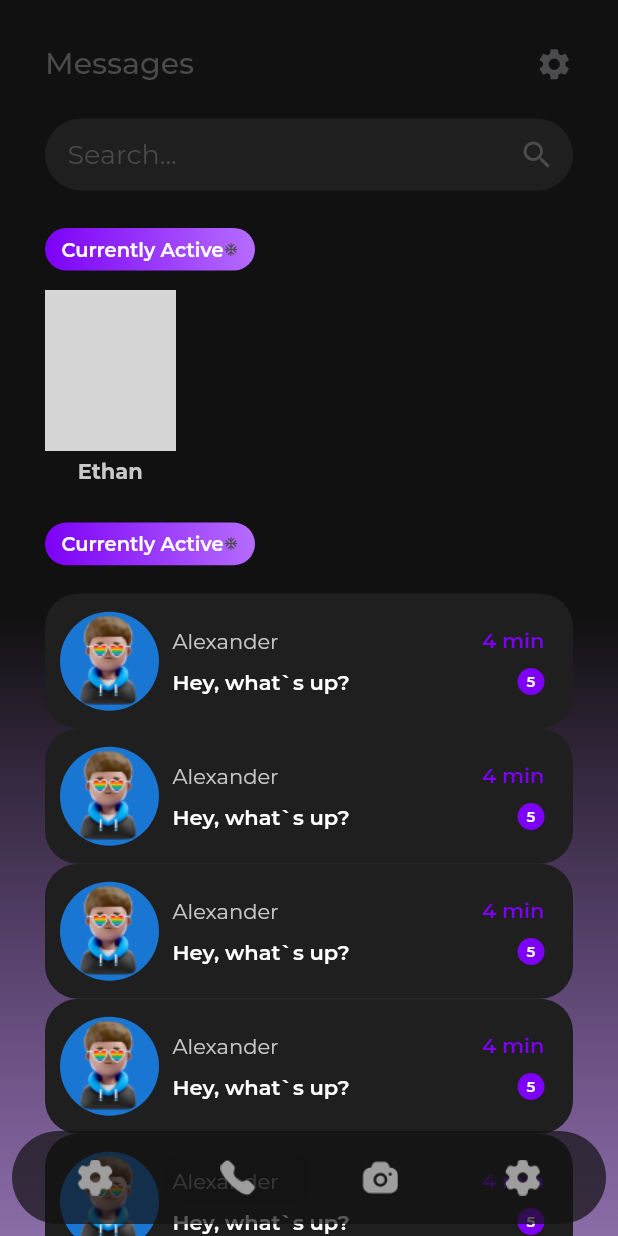
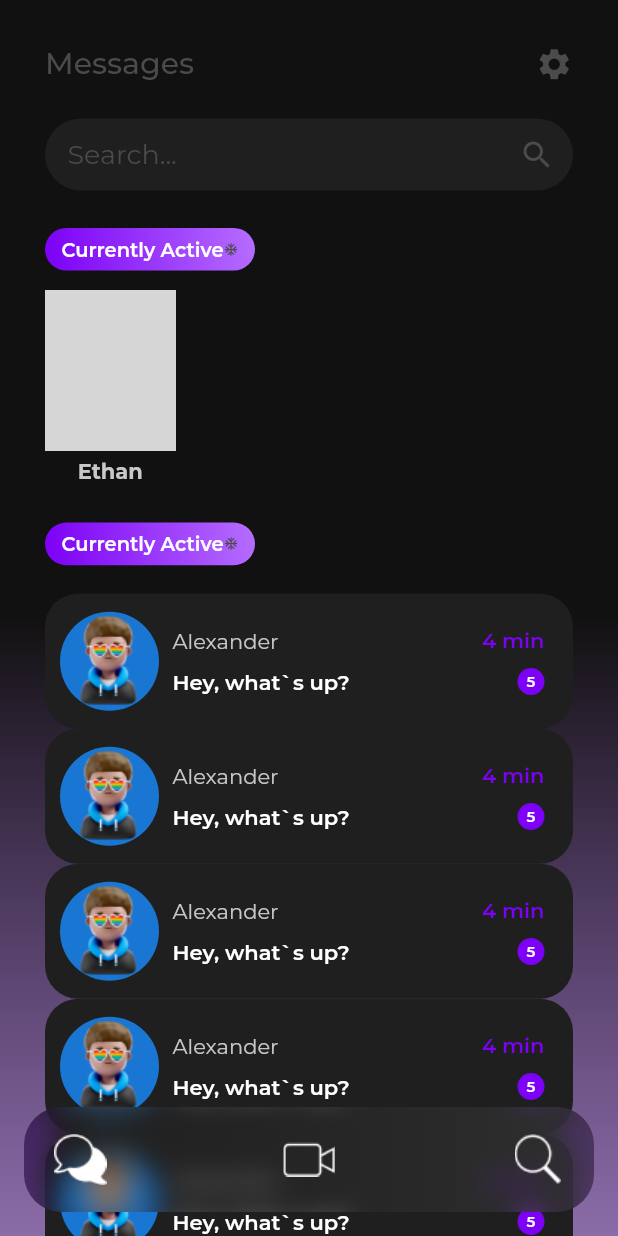
Before and after one commit to Muhammadqodir/open-control, a Flutter app: the HomePageScreen screen opened directly, on a phone screen of 412 x 824 dp. Run offline on Flutter 3.47's test engine with Material 2 defaults, Android fonts, the phone set to English and light mode, and no system bars; drawn by our look-alikes of floating_bottom_navigation_bar; our stand-ins replace google_fonts, mask_text_input_formatter; network calls fail; grey boxes are pictures that could not be loaded.

Commit message:
finish blur effect bottomNavigation

```diff
--- a/opencontrol/lib/main.dart
+++ b/opencontrol/lib/main.dart
@@ -1,4 +1,5 @@
 import 'package:flutter/material.dart';
+import 'package:opencontrol/screens/home_page_screen.dart';
 import 'package:opencontrol/screens/login_page_screen.dart';
 import 'package:opencontrol/themes.dart';
 import 'screens/register_page_screen.dart';
@@ -18,7 +19,7 @@ class MyApp extends StatelessWidget {
       theme: lightThemeData(context),
       darkTheme: darkThemeData(context),
       themeMode: ThemeMode.light,
-      home: const LoginPageScreen(),
+      home: const HomePageScreen(),
     );
   }
 }
--- a/opencontrol/lib/screens/home_page_screen.dart
+++ b/opencontrol/lib/screens/home_page_screen.dart
@@ -1,3 +1,5 @@
+import 'dart:ui';
+
 import 'package:flutter/material.dart';
 import 'package:opencontrol/constants/constants_colors.dart';
 import 'package:opencontrol/screens/chat_screen.dart';
@@ -190,9 +192,21 @@ class _HomePageScreenState extends State<HomePageScreen> {
                 ],
               ),
             ),
-            Align(
-              alignment: Alignment.bottomCenter,
-              child: BottomNavigation(),
+            Padding(
+              padding: const EdgeInsets.symmetric(horizontal: 16, vertical: 16),
+              child: Align(
+                alignment: Alignment.bottomCenter,
+                child: ClipRRect(
+                  borderRadius: BorderRadius.circular(25),
+                  child: BackdropFilter(
+                    filter: ImageFilter.blur(
+                      sigmaX: 9.0,
+                      sigmaY: 9.0,
+                    ),
+                    child: BottomNavigation(),
+                  ),
+                ),
+              ),
             ),
           ],
         ),
--- a/opencontrol/lib/widgets/bottom_navigation.dart
+++ b/opencontrol/lib/widgets/bottom_navigation.dart
@@ -1,51 +1,37 @@
-import 'package:floating_bottom_navigation_bar/floating_bottom_navigation_bar.dart';
 import 'package:flutter/material.dart';
-import 'package:opencontrol/constants/constants_colors.dart';
 
 class BottomNavigation extends StatelessWidget {
   const BottomNavigation({super.key});
 
   @override
   Widget build(BuildContext context) {
-    return FloatingNavbar(
-      borderRadius: 55,
-      padding: const EdgeInsets.symmetric(vertical: 15),
-      backgroundColor: homePageBackColor.withOpacity(0.7),
-      selectedBackgroundColor: homePageBackColor.withOpacity(0.3),
-      selectedItemColor: const Color(0xff7C01F6),
-      unselectedItemColor: const Color(0xff4D4C4E),
-      onTap: (int val) {
-        print(val);
-      },
-      currentIndex: 1,
-      items: [
-        FloatingNavbarItem(
-            customWidget: const ImageIcon(
-          AssetImage('assets/icons/settings.png'),
-          color: Colors.grey,
-        )),
-        FloatingNavbarItem(
-          customWidget: const ImageIcon(
-            AssetImage('assets/icons/phone.png'),
-            size: 24,
-            color: Colors.grey,
-          ),
-        ),
-        FloatingNavbarItem(
-          customWidget: const ImageIcon(
-            AssetImage('assets/icons/camera.png'),
-            size: 24,
-            color: Colors.grey,
-          ),
-        ),
-        FloatingNavbarItem(
-          customWidget: const ImageIcon(
-            AssetImage('assets/icons/settings.png'),
-            size: 24,
-            color: Colors.grey,
-          ),
-        ),
-      ],
+    return Container(
+      height: 70,
+      decoration: const BoxDecoration(
+          gradient: LinearGradient(colors: [
+        Color.fromARGB(42, 34, 34, 34),
+        Color.fromRGBO(69, 69, 69, 0.437),
+      ])),
+      padding: const EdgeInsets.symmetric(horizontal: 20, vertical: 16),
+      child: const Row(
+          mainAxisAlignment: MainAxisAlignment.spaceBetween,
+          children: [
+            ImageIcon(
+              AssetImage('assets/icons/message.png'),
+              size: 35,
+              color: Colors.white,
+            ),
+            ImageIcon(
+              AssetImage('assets/icons/camera.png'),
+              size: 35,
+              color: Colors.white,
+            ),
+            ImageIcon(
+              AssetImage('assets/icons/search.png'),
+              size: 35,
+              color: Colors.white,
+            ),
+          ]),
     );
   }
 }
```
Also changed, not shown: opencontrol/assets/icons/camera.png, opencontrol/assets/icons/message.png, opencontrol/assets/icons/search.png (added).
